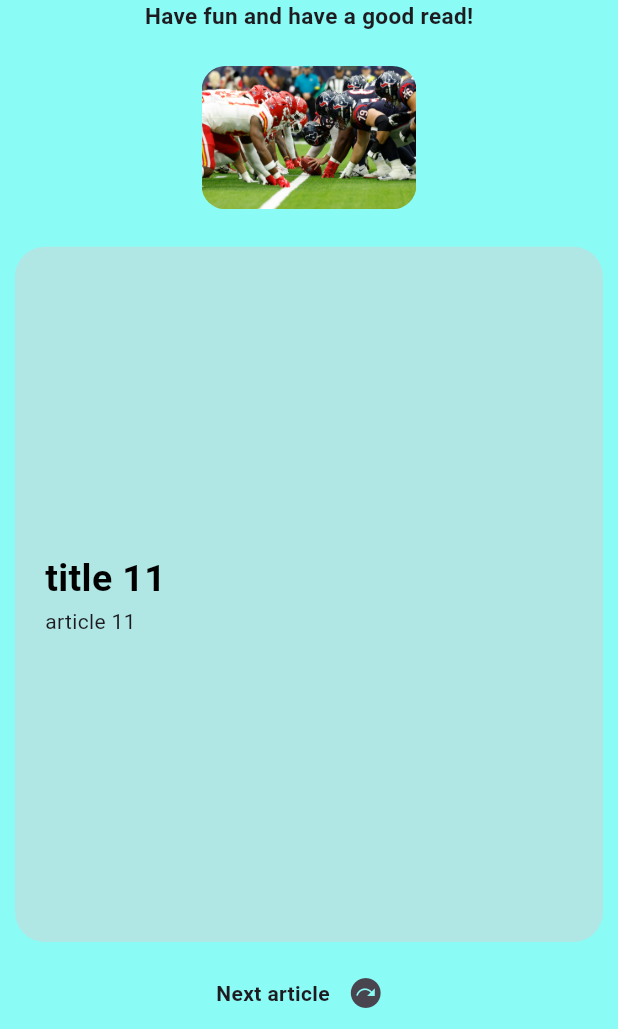
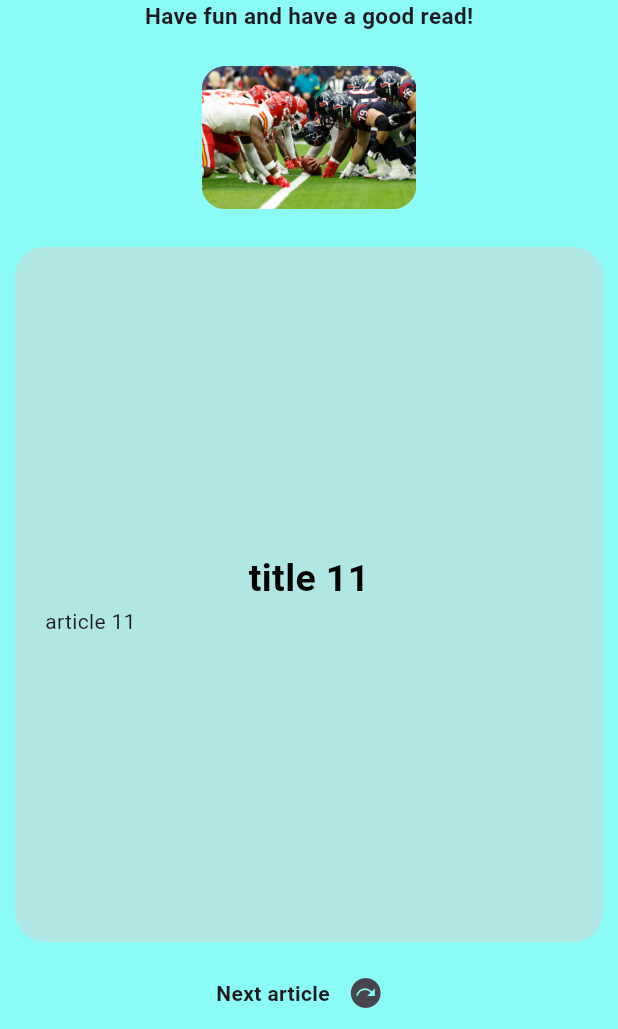
Before and after one commit to Niccoborg22/flutter_articles_application, a Flutter app: the OtherSportsPage screen opened directly, on a phone screen of 412 x 824 dp, the part 207-1236 px from its top. Run offline on Flutter 3.47's test engine with Material 3 defaults, Android fonts, the phone set to English and light mode, and no system bars; drawn by our look-alikes of carousel_slider.

Commit message:
styling article box

```diff
--- a/lib/views/UI/_article_box.dart
+++ b/lib/views/UI/_article_box.dart
@@ -24,13 +24,15 @@ class ArticleBox extends StatelessWidget {
       child: ListView(
         shrinkWrap: true,
         children: [
-          Text(title,
-          style: const TextStyle(
-            color: Colors.black,
-            fontSize: 25,
-            fontWeight: FontWeight.bold,
-          ),),
-          Text(article),
+          Center(
+            child: Text(title,
+            style: const TextStyle(
+              color: Colors.black,
+              fontSize: 25,
+              fontWeight: FontWeight.bold,
+            ),),
+          ),
+          Text(article, textAlign: TextAlign.justify,),
         ],
       ),
     );
```
Also changed, not shown: lib/assets/articles.json (+1 -1 lines).
